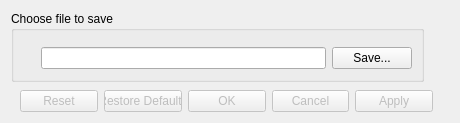
First picture: the form in src/Interface/Modules/DataIO/WriteFieldDialog.ui, repository SCIInstitute/SCIRun, before the edit.
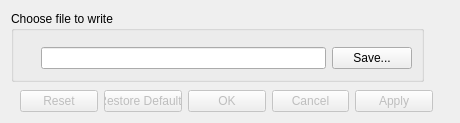
Second picture: the form after the edit.

The edit to the form file:
```diff
--- a/src/Interface/Modules/DataIO/WriteFieldDialog.ui
+++ b/src/Interface/Modules/DataIO/WriteFieldDialog.ui
@@ -69,7 +69,7 @@
     </rect>
    </property>
    <property name="title">
-    <string>Choose file to save</string>
+    <string>Choose file to write</string>
    </property>
    <widget class="QWidget" name="layoutWidget">
     <property name="geometry">
```
